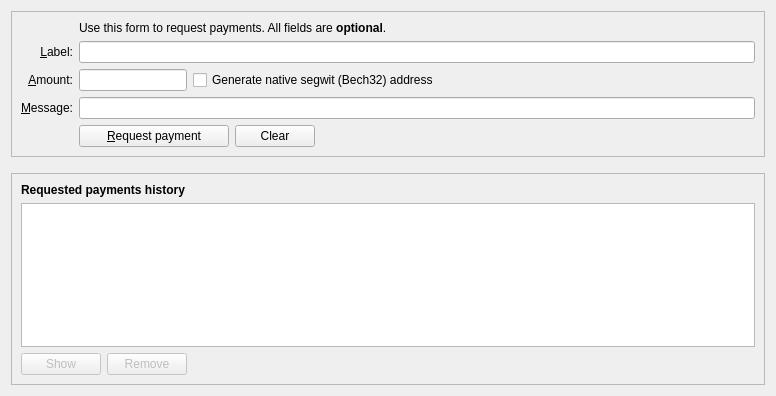
Old version of the form src/qt/forms/receivecoinsdialog.ui in the repository MiningEnthusiastCoin-Project/MiningEnthusiastCoin.
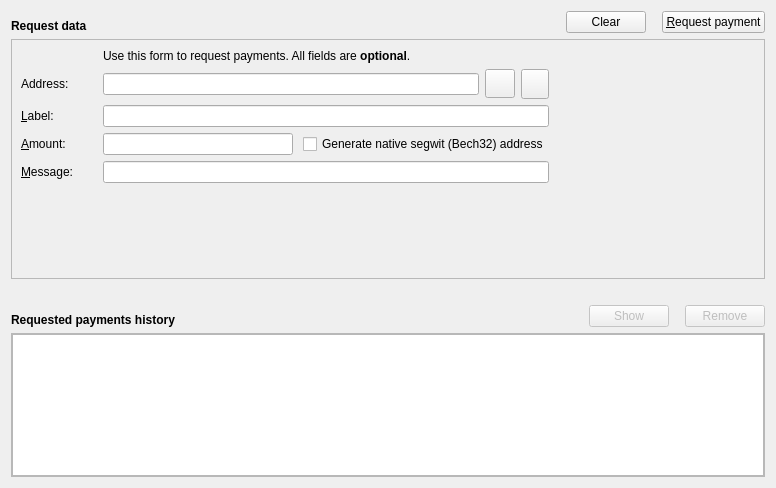
New version of the form. Icons and pictures are not drawn. Custom widgets are drawn as their Qt base class.

```diff
--- a/src/qt/forms/receivecoinsdialog.ui
+++ b/src/qt/forms/receivecoinsdialog.ui
@@ -7,14 +7,100 @@
     <x>0</x>
     <y>0</y>
     <width>776</width>
-    <height>396</height>
+    <height>488</height>
    </rect>
   </property>
-  <layout class="QVBoxLayout" name="verticalLayout" stretch="0,0,1">
+  <layout class="QVBoxLayout" name="verticalLayout">
    <item>
-    <widget class="QFrame" name="frame2">
+    <layout class="QHBoxLayout" name="horizontalLayout">
+     <item>
+      <widget class="QLabel" name="label_7">
+       <property name="font">
+        <font>
+         <weight>75</weight>
+         <bold>true</bold>
+        </font>
+       </property>
+       <property name="text">
+        <string>Request data</string>
+       </property>
+       <property name="alignment">
+        <set>Qt::AlignBottom|Qt::AlignLeading|Qt::AlignLeft</set>
+       </property>
+      </widget>
+     </item>
+     <item>
+      <spacer name="horizontalSpacer_6">
+       <property name="orientation">
+        <enum>Qt::Horizontal</enum>
+       </property>
+       <property name="sizeType">
+        <enum>QSizePolicy::Expanding</enum>
+       </property>
+       <property name="sizeHint" stdset="0">
+        <size>
+         <width>70</width>
+         <height>20</height>
+        </size>
+       </property>
+      </spacer>
+     </item>
+     <item>
+      <widget class="QPushButton" name="clearButton">
+       <property name="sizePolicy">
+        <sizepolicy hsizetype="Minimum" vsizetype="Fixed">
+         <horstretch>0</horstretch>
+         <verstretch>0</verstretch>
+        </sizepolicy>
+       </property>
+       <property name="toolTip">
+        <string>Clear all fields of the form.</string>
+       </property>
+       <property name="text">
+        <string>Clear</string>
+       </property>
+       <property name="icon">
+        <iconset resource="../bitcoin.qrc">
+         <normaloff>:/icons/remove</normaloff>:/icons/remove</iconset>
+       </property>
+       <property name="autoDefault">
+        <bool>false</bool>
+       </property>
+      </widget>
+     </item>
+     <item>
+      <spacer name="horizontalSpacer_5">
+       <property name="orientation">
+        <enum>Qt::Horizontal</enum>
+       </property>
+       <property name="sizeType">
+        <enum>QSizePolicy::Fixed</enum>
+       </property>
+       <property name="sizeHint" stdset="0">
+        <size>
+         <width>10</width>
+         <height>20</height>
+        </size>
+       </property>
+      </spacer>
+     </item>
+     <item>
+      <widget class="QPushButton" name="receiveButton">
+       <property name="text">
+        <string>&amp;Request payment</string>
+       </property>
+       <property name="icon">
+        <iconset resource="../bitcoin.qrc">
+         <normaloff>:/icons/request_payment</normaloff>:/icons/request_payment</iconset>
+       </property>
+      </widget>
+     </item>
+    </layout>
+   </item>
+   <item>
+    <widget class="QFrame" name="frameRequest">
      <property name="sizePolicy">
-      <sizepolicy hsizetype="Preferred" vsizetype="Expanding">
+      <sizepolicy hsizetype="Preferred" vsizetype="Fixed">
        <horstretch>0</horstretch>
        <verstretch>0</verstretch>
       </sizepolicy>
@@ -25,22 +111,22 @@
      <property name="frameShadow">
       <enum>QFrame::Sunken</enum>
      </property>
-     <layout class="QVBoxLayout" name="verticalLayout_3">
+     <layout class="QHBoxLayout" name="horizontalLayout_4">
       <item>
        <layout class="QGridLayout" name="gridLayout">
-        <item row="5" column="0">
-         <widget class="QLabel" name="label">
+        <property name="horizontalSpacing">
+         <number>15</number>
+        </property>
+        <item row="4" column="0">
+         <widget class="QLabel" name="label_2">
           <property name="toolTip">
-           <string>An optional amount to request. Leave this empty or zero to not request a specific amount.</string>
+           <string>An optional label to associate with the new receiving address.</string>
           </property>
           <property name="text">
-           <string>&amp;Amount:</string>
-          </property>
-          <property name="alignment">
-           <set>Qt::AlignRight|Qt::AlignTrailing|Qt::AlignVCenter</set>
+           <string>&amp;Label:</string>
           </property>
           <property name="buddy">
-           <cstring>reqAmount</cstring>
+           <cstring>reqLabel</cstring>
           </property>
          </widget>
         </item>
@@ -52,18 +138,57 @@
           <property name="text">
            <string>&amp;Message:</string>
           </property>
-          <property name="alignment">
-           <set>Qt::AlignRight|Qt::AlignTrailing|Qt::AlignVCenter</set>
-          </property>
           <property name="buddy">
            <cstring>reqMessage</cstring>
           </property>
          </widget>
         </item>
-        <item row="4" column="2">
-         <widget class="QLineEdit" name="reqLabel">
+        <item row="3" column="2">
+         <layout class="QHBoxLayout" name="horizontalLayout_3">
+          <property name="spacing">
+           <number>6</number>
+          </property>
+          <item>
+           <widget class="QLineEdit" name="leAddress"/>
+          </item>
+          <item>
+           <widget class="QToolButton" name="copyAddressButton">
+            <property name="text">
+             <string/>
+            </property>
+            <property name="iconSize">
+             <size>
+              <width>22</width>
+              <height>22</height>
+             </size>
+            </property>
+           </widget>
+          </item>
+          <item>
+           <widget class="QToolButton" name="refreshButton">
+            <property name="minimumSize">
+             <size>
+              <width>28</width>
+              <height>30</height>
+             </size>
+            </property>
+            <property name="maximumSize">
+             <size>
+              <width>20</width>
+              <height>30</height>
+             </size>
+            </property>
+            <property name="text">
+             <string/>
+            </property>
+           </widget>
+          </item>
+         </layout>
+        </item>
+        <item row="6" column="2">
+         <widget class="QLineEdit" name="reqMessage">
           <property name="toolTip">
-           <string>An optional label to associate with the new receiving address.</string>
+           <string>An optional message to attach to the payment request, which will be displayed when the request is opened. Note: The message will not be sent with the payment over the MiningEnthusiastCoin network.</string>
           </property>
          </widget>
         </item>
@@ -74,99 +199,42 @@
           </property>
          </widget>
         </item>
-        <item row="4" column="0">
-         <widget class="QLabel" name="label_2">
+        <item row="4" column="2">
+         <widget class="QLineEdit" name="reqLabel">
           <property name="toolTip">
            <string>An optional label to associate with the new receiving address.</string>
           </property>
-          <property name="text">
-           <string>&amp;Label:</string>
+         </widget>
+        </item>
+        <item row="5" column="0">
+         <widget class="QLabel" name="label">
+          <property name="toolTip">
+           <string>An optional amount to request. Leave this empty or zero to not request a specific amount.</string>
           </property>
-          <property name="alignment">
-           <set>Qt::AlignRight|Qt::AlignTrailing|Qt::AlignVCenter</set>
+          <property name="text">
+           <string>&amp;Amount:</string>
           </property>
           <property name="buddy">
-           <cstring>reqLabel</cstring>
+           <cstring>reqAmount</cstring>
           </property>
          </widget>
         </item>
-        <item row="6" column="2">
-         <widget class="QLineEdit" name="reqMessage">
-          <property name="toolTip">
-           <string>An optional message to attach to the payment request, which will be displayed when the request is opened. Note: The message will not be sent with the payment over the MiningEnthusiastCoin network.</string>
-          </property>
-         </widget>
-        </item>
-        <item row="7" column="2">
-         <layout class="QHBoxLayout" name="horizontalLayout">
-          <item>
-           <widget class="QPushButton" name="receiveButton">
-            <property name="minimumSize">
-             <size>
-              <width>150</width>
-              <height>0</height>
-             </size>
-            </property>
-            <property name="text">
-             <string>&amp;Request payment</string>
-            </property>
-            <property name="icon">
-             <iconset resource="../bitcoin.qrc">
-              <normaloff>:/icons/receiving_addresses</normaloff>:/icons/receiving_addresses</iconset>
-            </property>
-           </widget>
-          </item>
-          <item>
-           <widget class="QPushButton" name="clearButton">
-            <property name="sizePolicy">
-             <sizepolicy hsizetype="Minimum" vsizetype="Fixed">
-              <horstretch>0</horstretch>
-              <verstretch>0</verstretch>
-             </sizepolicy>
-            </property>
-            <property name="toolTip">
-             <string>Clear all fields of the form.</string>
-            </property>
-            <property name="text">
-             <string>Clear</string>
-            </property>
-            <property name="icon">
-             <iconset resource="../bitcoin.qrc">
-              <normaloff>:/icons/remove</normaloff>:/icons/remove</iconset>
-            </property>
-            <property name="autoDefault">
-             <bool>false</bool>
-            </property>
-           </widget>
-          </item>
-          <item>
-           <spacer name="horizontalSpacer">
-            <property name="orientation">
-             <enum>Qt::Horizontal</enum>
-            </property>
-            <property name="sizeHint" stdset="0">
-             <size>
-              <width>40</width>
-              <height>20</height>
-             </size>
-            </property>
-           </spacer>
-          </item>
-         </layout>
-        </item>
-        <item row="7" column="0">
-         <widget class="QLabel" name="label_7">
+        <item row="3" column="0">
+         <widget class="QLabel" name="label_8">
           <property name="text">
-           <string/>
+           <string>Address:</string>
           </property>
          </widget>
         </item>
         <item row="5" column="2">
-         <layout class="QHBoxLayout" name="horizontalLayout_6">
+         <layout class="QHBoxLayout" name="horizontalLayout_5">
+          <property name="spacing">
+           <number>10</number>
+          </property>
           <item>
            <widget class="BitcoinAmountField" name="reqAmount">
             <property name="sizePolicy">
-             <sizepolicy hsizetype="Fixed" vsizetype="Fixed">
+             <sizepolicy hsizetype="Expanding" vsizetype="Fixed">
               <horstretch>0</horstretch>
               <verstretch>0</verstretch>
              </sizepolicy>
@@ -177,12 +245,6 @@
               <height>0</height>
              </size>
             </property>
-            <property name="maximumSize">
-             <size>
-              <width>1000</width>
-              <height>100</height>
-             </size>
-            </property>
             <property name="toolTip">
              <string>An optional amount to request. Leave this empty or zero to not request a specific amount.</string>
             </property>
@@ -213,23 +275,48 @@
             </property>
            </widget>
           </item>
-          <item>
-           <spacer name="horizontalSpacer_3">
-            <property name="orientation">
-             <enum>Qt::Horizontal</enum>
-            </property>
-            <property name="sizeHint" stdset="0">
-             <size>
-              <width>0</width>
-              <height>0</height>
-             </size>
-            </property>
-           </spacer>
-          </item>
          </layout>
         </item>
+        <item row="7" column="0" colspan="3">
+         <spacer name="verticalSpacer">
+          <property name="orientation">
+           <enum>Qt::Vertical</enum>
+          </property>
+          <property name="sizeHint" stdset="0">
+           <size>
+            <width>20</width>
+            <height>0</height>
+           </size>
+          </property>
+         </spacer>
+        </item>
        </layout>
       </item>
+      <item>
+       <widget class="QRImageWidget" name="lblQRCode">
+        <property name="minimumSize">
+         <size>
+          <width>200</width>
+          <height>220</height>
+         </size>
+        </property>
+        <property name="maximumSize">
+         <size>
+          <width>200</width>
+          <height>220</height>
+         </size>
+        </property>
+        <property name="text">
+         <string/>
+        </property>
+        <property name="alignment">
+         <set>Qt::AlignCenter</set>
+        </property>
+        <property name="wordWrap">
+         <bool>true</bool>
+        </property>
+       </widget>
+      </item>
      </layout>
     </widget>
    </item>
@@ -238,14 +325,115 @@
      <property name="orientation">
       <enum>Qt::Vertical</enum>
      </property>
+     <property name="sizeType">
+      <enum>QSizePolicy::Fixed</enum>
+     </property>
      <property name="sizeHint" stdset="0">
       <size>
-       <width>20</width>
-       <height>10</height>
+       <width>10</width>
+       <height>20</height>
       </size>
      </property>
     </spacer>
    </item>
+   <item>
+    <layout class="QHBoxLayout" name="horizontalLayout_2">
+     <item>
+      <widget class="QLabel" name="label_6">
+       <property name="font">
+        <font>
+         <weight>75</weight>
+         <bold>true</bold>
+        </font>
+       </property>
+       <property name="text">
+        <string>Requested payments history</string>
+       </property>
+       <property name="alignment">
+        <set>Qt::AlignBottom|Qt::AlignLeading|Qt::AlignLeft</set>
+       </property>
+      </widget>
+     </item>
+     <item>
+      <spacer name="horizontalSpacer_3">
+       <property name="orientation">
+        <enum>Qt::Horizontal</enum>
+       </property>
+       <property name="sizeType">
+        <enum>QSizePolicy::Expanding</enum>
+       </property>
+       <property name="sizeHint" stdset="0">
+        <size>
+         <width>70</width>
+         <height>20</height>
+        </size>
+       </property>
+      </spacer>
+     </item>
+     <item>
+      <widget class="QPushButton" name="showRequestButton">
+       <property name="enabled">
+        <bool>false</bool>
+       </property>
+       <property name="toolTip">
+        <string>Show the selected request (does the same as double clicking an entry)</string>
+       </property>
+       <property name="text">
+        <string>Show</string>
+       </property>
+       <property name="icon">
+        <iconset resource="../bitcoin.qrc">
+         <normaloff>:/icons/show</normaloff>:/icons/show</iconset>
+       </property>
+       <property name="iconSize">
+        <size>
+         <width>22</width>
+         <height>16</height>
+        </size>
+       </property>
+       <property name="autoDefault">
+        <bool>false</bool>
+       </property>
+      </widget>
+     </item>
+     <item>
+      <spacer name="horizontalSpacer_4">
+       <property name="orientation">
+        <enum>Qt::Horizontal</enum>
+       </property>
+       <property name="sizeType">
+        <enum>QSizePolicy::Fixed</enum>
+       </property>
+       <property name="sizeHint" stdset="0">
+        <size>
+         <width>10</width>
+         <height>20</height>
+        </size>
+       </property>
+      </spacer>
+     </item>
+     <item>
+      <widget class="QPushButton" name="removeRequestButton">
+       <property name="enabled">
+        <bool>false</bool>
+       </property>
+       <property name="toolTip">
+        <string>Remove the selected entries from the list</string>
+       </property>
+       <property name="text">
+        <string>Remove</string>
+       </property>
+       <property name="icon">
+        <iconset resource="../bitcoin.qrc">
+         <normaloff>:/icons/remove</normaloff>:/icons/remove</iconset>
+       </property>
+       <property name="autoDefault">
+        <bool>false</bool>
+       </property>
+      </widget>
+     </item>
+    </layout>
+   </item>
    <item>
     <widget class="QFrame" name="frame">
      <property name="sizePolicy">
@@ -261,19 +449,21 @@
       <enum>QFrame::Raised</enum>
      </property>
      <layout class="QVBoxLayout" name="verticalLayout_2">
-      <item>
-       <widget class="QLabel" name="label_6">
-        <property name="font">
-         <font>
-          <weight>75</weight>
-          <bold>true</bold>
-         </font>
-        </property>
-        <property name="text">
-         <string>Requested payments history</string>
-        </property>
-       </widget>
-      </item>
+      <property name="spacing">
+       <number>0</number>
+      </property>
+      <property name="leftMargin">
+       <number>0</number>
+      </property>
+      <property name="topMargin">
+       <number>0</number>
+      </property>
+      <property name="rightMargin">
+       <number>0</number>
+      </property>
+      <property name="bottomMargin">
+       <number>0</number>
+      </property>
       <item>
        <widget class="QTableView" name="recentRequestsView">
         <property name="contextMenuPolicy">
@@ -287,63 +477,6 @@
         </property>
        </widget>
       </item>
-      <item>
-       <layout class="QHBoxLayout" name="horizontalLayout_2">
-        <item>
-         <widget class="QPushButton" name="showRequestButton">
-          <property name="enabled">
-           <bool>false</bool>
-          </property>
-          <property name="toolTip">
-           <string>Show the selected request (does the same as double clicking an entry)</string>
-          </property>
-          <property name="text">
-           <string>Show</string>
-          </property>
-          <property name="icon">
-           <iconset resource="../bitcoin.qrc">
-            <normaloff>:/icons/edit</normaloff>:/icons/edit</iconset>
-          </property>
-          <property name="autoDefault">
-           <bool>false</bool>
-          </property>
-         </widget>
-        </item>
-        <item>
-         <widget class="QPushButton" name="removeRequestButton">
-          <property name="enabled">
-           <bool>false</bool>
-          </property>
-          <property name="toolTip">
-           <string>Remove the selected entries from the list</string>
-          </property>
-          <property name="text">
-           <string>Remove</string>
-          </property>
-          <property name="icon">
-           <iconset resource="../bitcoin.qrc">
-            <normaloff>:/icons/remove</normaloff>:/icons/remove</iconset>
-          </property>
-          <property name="autoDefault">
-           <bool>false</bool>
-          </property>
-         </widget>
-        </item>
-        <item>
-         <spacer name="horizontalSpacer_2">
-          <property name="orientation">
-           <enum>Qt::Horizontal</enum>
-          </property>
-          <property name="sizeHint" stdset="0">
-           <size>
-            <width>40</width>
-            <height>20</height>
-           </size>
-          </property>
-         </spacer>
-        </item>
-       </layout>
-      </item>
      </layout>
     </widget>
    </item>
@@ -356,6 +489,11 @@
    <header>qt/bitcoinamountfield.h</header>
    <container>1</container>
   </customwidget>
+  <customwidget>
+   <class>QRImageWidget</class>
+   <extends>QLabel</extends>
+   <header>qt/receiverequestdialog.h</header>
+  </customwidget>
  </customwidgets>
  <tabstops>
   <tabstop>reqLabel</tabstop>
```
Left out of the diff: 6 changed lines with no effect on the pictures.
